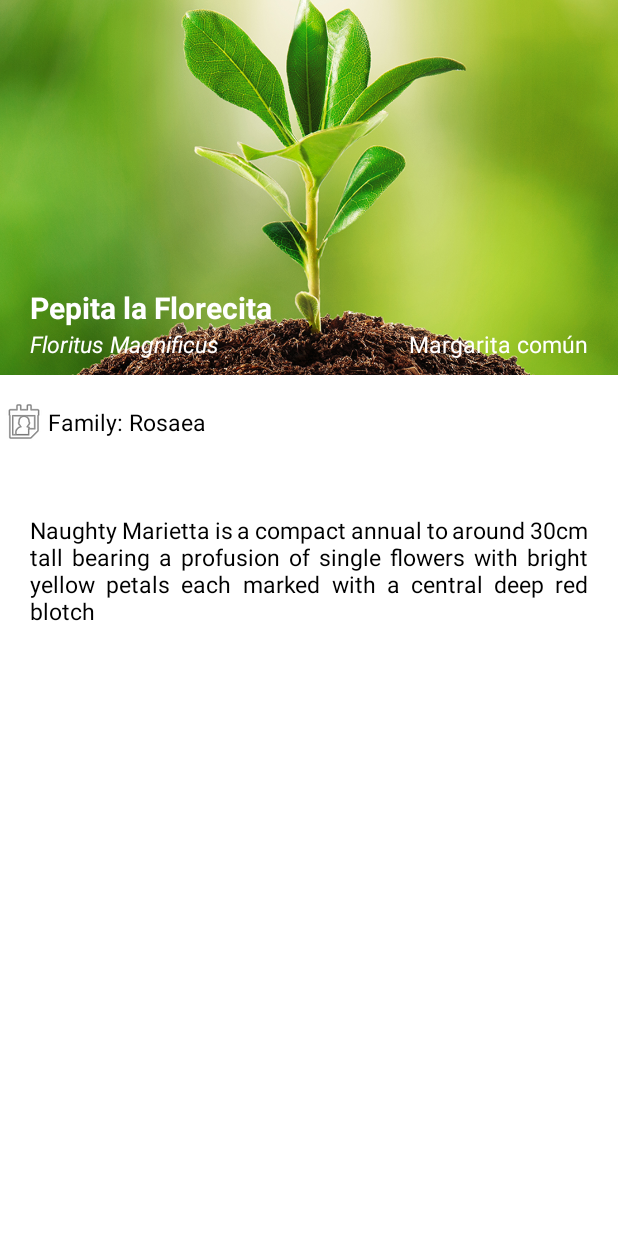
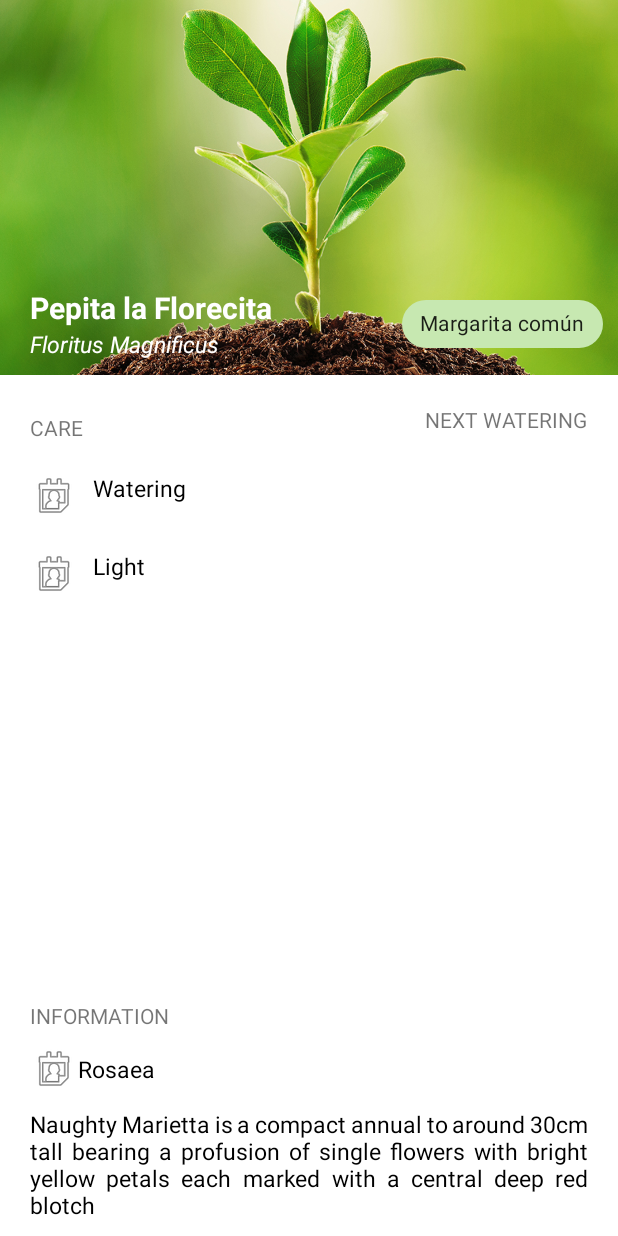
Before and after one commit to emepox/Plapp, an Android app: the layout fragment_detail_plant.xml on its own in the app's theme, with its tools: preview values and no code run, on a phone screen of 412 x 824 dp. Run offline under Robolectric (Android 15) with nearby library versions, the phone set to English and light mode, and no system bars; Roboto replaces fonts that are not available here.

Commit message:
Detail view WIP

```diff
--- a/app/src/main/res/layout/fragment_detail_plant.xml
+++ b/app/src/main/res/layout/fragment_detail_plant.xml
@@ -47,47 +47,203 @@
         android:textStyle="italic"
         />
 
-    <TextView
-        android:id="@+id/tvDetailCommonName"
+    <com.google.android.material.chip.Chip
+        android:id="@+id/tvDetailFamily"
         android:layout_width="wrap_content"
         android:layout_height="wrap_content"
-        android:paddingHorizontal="20dp"
-        android:paddingBottom="10dp"
+        android:backgroundTint="#C7E8B1"
         android:text="Margarita común"
-        android:textColor="@color/white"
+        android:layout_margin="10dp"
+        app:layout_constraintBottom_toBottomOf="@id/ivDetailPicture"
         app:layout_constraintEnd_toEndOf="parent"
-        app:layout_constraintBottom_toBottomOf="@id/ivDetailPicture"
-        android:textSize="15sp"
+
         />
+
 
     <androidx.constraintlayout.widget.ConstraintLayout
         android:id="@+id/clFamily"
         android:layout_width="match_parent"
         android:layout_height="wrap_content"
         app:layout_constraintTop_toBottomOf="@id/ivDetailPicture"
-        android:paddingVertical="15dp"
+        app:layout_constraintStart_toStartOf="parent"
+        android:paddingHorizontal="20dp"
+        >
 
+    </androidx.constraintlayout.widget.ConstraintLayout>
+
+    <LinearLayout
+        android:layout_width="match_parent"
+        android:layout_height="wrap_content"
+        android:orientation="horizontal"
+        app:layout_constraintTop_toBottomOf="@+id/ivDetailPicture"
         >
-        <TextView
-            android:id="@+id/tvDetailFamily"
+
+        <androidx.constraintlayout.widget.ConstraintLayout
+            android:id="@+id/clCare"
             android:layout_width="wrap_content"
             android:layout_height="wrap_content"
-            android:text="Family: Rosaea"
-            android:textColor="@color/black"
+            app:layout_constraintTop_toBottomOf="@id/clFamily"
+            app:layout_constraintStart_toStartOf="parent"
+            android:paddingVertical="15dp"
+            android:paddingHorizontal="20dp"
+            android:layout_weight="1"
+            >
+
+            <TextView
+                android:id="@+id/tvCare"
+                android:layout_width="match_parent"
+                android:layout_height="wrap_content"
+                android:text="CARE"
+                app:layout_constraintTop_toTopOf="parent"
+                android:paddingVertical="10dp"
+                />
+
+            <LinearLayout
+                android:id="@+id/ll1"
+                android:layout_width="match_parent"
+                android:layout_height="match_parent"
+                android:orientation="horizontal"
+                app:layout_constraintStart_toStartOf="parent"
+                app:layout_constraintTop_toBottomOf="@+id/tvCare"
+                android:gravity="left"
+
+                >
+
+                <ImageView
+                    android:id="@+id/ivCareWatering"
+                    android:layout_width="wrap_content"
+                    android:layout_height="wrap_content"
+                    android:src="@android:drawable/ic_menu_my_calendar"
+                    android:layout_marginVertical="10dp"
+                    />
+
+                <TextView
+                    android:id="@+id/tvCareWatering"
+                    android:layout_width="wrap_content"
+                    android:layout_height="wrap_content"
+                    android:text="Watering"
+                    android:textColor="@color/black"
+                    android:textSize="15sp"
+                    android:paddingHorizontal="10dp"
+                    android:layout_marginVertical="10dp"
+
+                    />
+            </LinearLayout>
+
+
+            <LinearLayout
+                android:layout_width="match_parent"
+                android:layout_height="match_parent"
+                android:orientation="horizontal"
+                app:layout_constraintBottom_toBottomOf="parent"
+                app:layout_constraintStart_toStartOf="parent"
+                app:layout_constraintTop_toBottomOf="@+id/ll1"
+                android:gravity="left"
+                >
+                <ImageView
+                    android:id="@+id/ivCareLight"
+                    android:layout_width="wrap_content"
+                    android:layout_height="wrap_content"
+                    android:src="@android:drawable/ic_menu_my_calendar"
+                    android:layout_marginVertical="10dp"
+                    />
+
+                <TextView
+                    android:id="@+id/tvCareLight"
+                    android:layout_width="wrap_content"
+                    android:layout_height="wrap_content"
+                    android:text="Light"
+                    android:textColor="@color/black"
+                    android:textSize="15sp"
+                    android:paddingHorizontal="10dp"
+                    android:layout_marginVertical="10dp"
+                    />
+
+            </LinearLayout>
+
+        </androidx.constraintlayout.widget.ConstraintLayout>
+
+
+
+        <TextView
+            android:id="@+id/tvWateringTime"
+            android:layout_width="wrap_content"
+            android:layout_height="wrap_content"
+            app:layout_constraintEnd_toEndOf="parent"
+            android:text="NEXT WATERING"
+            android:padding="20dp"
+            android:layout_gravity="right"
+            />
+    </LinearLayout>
+
+
+
+
+    <androidx.constraintlayout.widget.ConstraintLayout
+        android:id="@+id/clInfo"
+        android:layout_width="match_parent"
+        android:layout_height="wrap_content"
+        app:layout_constraintBottom_toBottomOf="parent"
+        app:layout_constraintStart_toStartOf="parent"
+        android:paddingHorizontal="20dp"
+        >
+
+        <TextView
+            android:id="@+id/tvInfo"
+            android:layout_width="match_parent"
+            android:layout_height="wrap_content"
+            android:text="INFORMATION"
             app:layout_constraintTop_toTopOf="parent"
-            app:layout_constraintBottom_toBottomOf="parent"
-            app:layout_constraintStart_toEndOf="@id/ivFamilyIcon"
-            android:textSize="15sp"
+            app:layout_constraintEnd_toStartOf="parent"
+            android:paddingVertical="10dp"
+
+
             />
 
-        <ImageView
-            android:id="@+id/ivFamilyIcon"
+        <LinearLayout
+            android:id="@+id/llFamily"
             android:layout_width="wrap_content"
             android:layout_height="wrap_content"
-            android:src="@android:drawable/ic_menu_my_calendar"
             app:layout_constraintStart_toStartOf="parent"
-            app:layout_constraintEnd_toStartOf="@id/tvDetailFamily"
+            app:layout_constraintTop_toBottomOf="@+id/tvInfo"
+            android:orientation="horizontal"
+            android:gravity="center"
+            >
+            <ImageView
+                android:id="@+id/ivCommonNameIcon"
+                android:layout_width="wrap_content"
+                android:layout_height="wrap_content"
+                android:src="@android:drawable/ic_menu_my_calendar"
+
+                />
+
+
+            <TextView
+                android:id="@+id/tvDetailCommonName"
+                android:layout_width="wrap_content"
+                android:layout_height="wrap_content"
+                android:text="Rosaea"
+                android:textColor="@color/black"
+                android:textSize="15sp"
+                />
+
+
+        </LinearLayout>
+
+        <TextView
+            android:id="@+id/tvDetailDescription"
+            android:layout_width="match_parent"
+            android:layout_height="wrap_content"
+            android:text="Naughty Marietta is a compact annual to around 30cm tall bearing a profusion of single flowers with bright yellow petals each marked with a central deep red blotch"
+            android:textColor="@color/black"
+            app:layout_constraintStart_toStartOf="parent"
+            app:layout_constraintEnd_toEndOf="parent"
+            app:layout_constraintTop_toBottomOf="@+id/llFamily"
+            android:textSize="15sp"
+            android:justificationMode="inter_word"
+            android:paddingVertical="10dp"
             />
+
 
 
     </androidx.constraintlayout.widget.ConstraintLayout>
@@ -95,23 +251,4 @@
 
 
 
-    <TextView
-        android:id="@+id/tvDetailDescription"
-        android:layout_width="match_parent"
-        android:layout_height="wrap_content"
-        android:paddingHorizontal="20dp"
-        android:paddingVertical="30dp"
-        android:text="Naughty Marietta is a compact annual to around 30cm tall bearing a profusion of single flowers with bright yellow petals each marked with a central deep red blotch"
-        android:textColor="@color/black"
-        app:layout_constraintStart_toStartOf="parent"
-        app:layout_constraintEnd_toEndOf="parent"
-        app:layout_constraintTop_toBottomOf="@+id/clFamily"
-        android:textSize="15sp"
-        android:justificationMode="inter_word"
-        />
-
-
-
-
-
 </androidx.constraintlayout.widget.ConstraintLayout>
```
